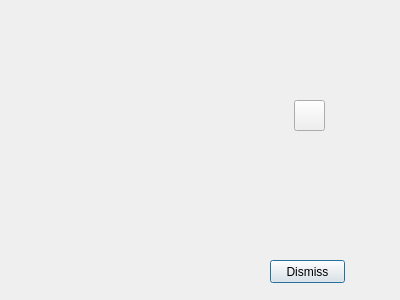
PauloCarvalhoRJ/gammaray, file imagejockey/emd/emdanalysisdialog.ui: the form before one commit.
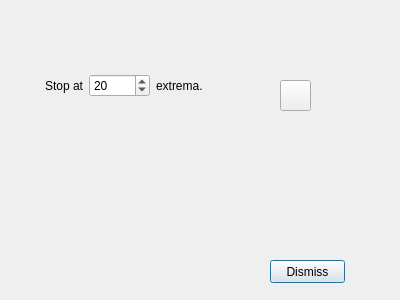
The form after the commit. Icons and pictures are not drawn.

Patch:
```diff
--- a/imagejockey/emd/emdanalysisdialog.ui
+++ b/imagejockey/emd/emdanalysisdialog.ui
@@ -29,8 +29,8 @@
   <widget class="QPushButton" name="btnPerformEMD">
    <property name="geometry">
     <rect>
-     <x>294</x>
-     <y>100</y>
+     <x>280</x>
+     <y>80</y>
      <width>31</width>
      <height>31</height>
     </rect>
@@ -46,6 +46,54 @@
      <normaloff>:/ijicons32/ijplay32</normaloff>:/ijicons32/ijplay32</iconset>
    </property>
   </widget>
+  <widget class="QWidget" name="horizontalLayoutWidget">
+   <property name="geometry">
+    <rect>
+     <x>40</x>
+     <y>70</y>
+     <width>191</width>
+     <height>31</height>
+    </rect>
+   </property>
+   <layout class="QHBoxLayout" name="horizontalLayout">
+    <item>
+     <widget class="QLabel" name="label">
+      <property name="text">
+       <string> Stop at</string>
+      </property>
+      <property name="alignment">
+       <set>Qt::AlignRight|Qt::AlignTrailing|Qt::AlignVCenter</set>
+      </property>
+     </widget>
+    </item>
+    <item>
+     <widget class="QSpinBox" name="spinMinNbOfExtrema">
+      <property name="minimum">
+       <number>3</number>
+      </property>
+      <property name="maximum">
+       <number>99999</number>
+      </property>
+      <property name="value">
+       <number>20</number>
+      </property>
+     </widget>
+    </item>
+    <item>
+     <widget class="QLabel" name="label_2">
+      <property name="sizePolicy">
+       <sizepolicy hsizetype="Expanding" vsizetype="Preferred">
+        <horstretch>0</horstretch>
+        <verstretch>0</verstretch>
+       </sizepolicy>
+      </property>
+      <property name="text">
+       <string>extrema.</string>
+      </property>
+     </widget>
+    </item>
+   </layout>
+  </widget>
  </widget>
  <resources>
   <include location="../ijresources.qrc"/>
```
